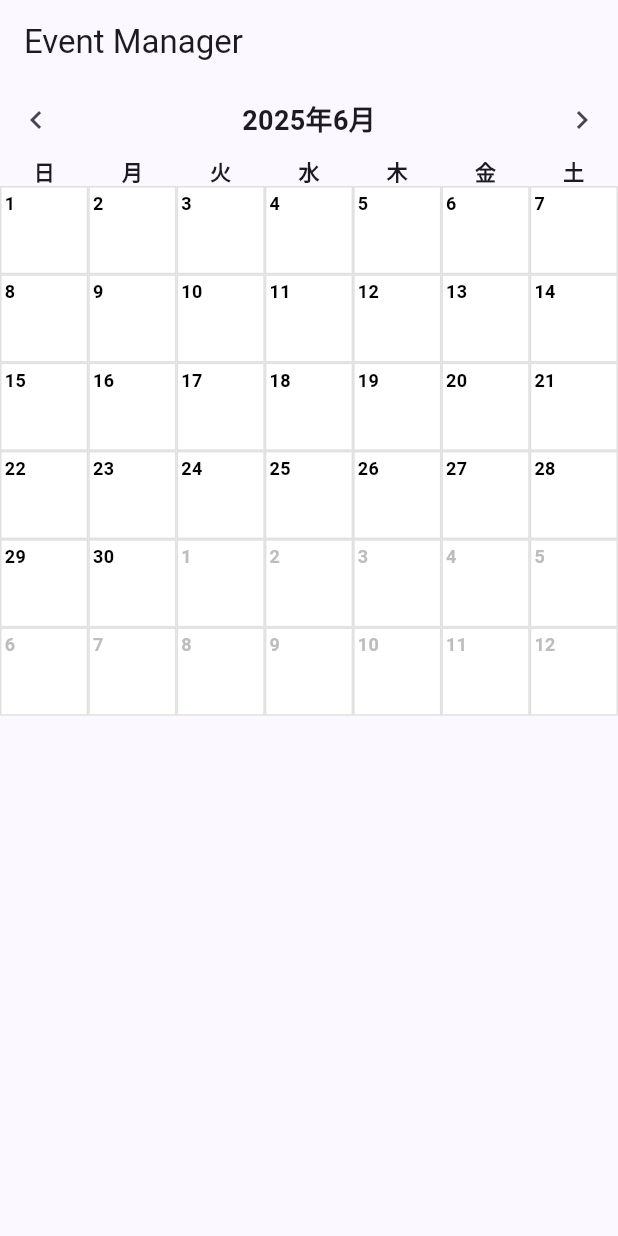
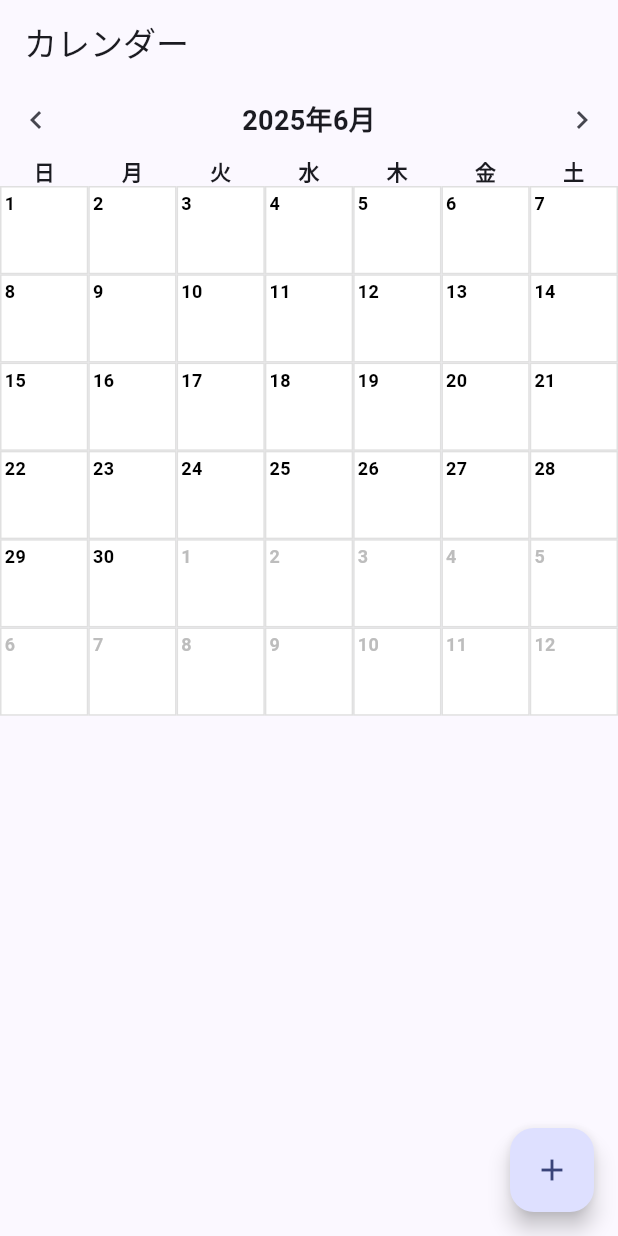
Before and after one commit to raikiri-jp/event_manager, a Flutter app: the screen it shows after launch, on a phone screen of 412 x 824 dp. Run offline on Flutter 3.47's test engine with Material 3 defaults, Android fonts, the light colour scheme and no system bars; our stand-ins replace flutter_riverpod, isar; missing offline and left inert: rrule; accounts and stored records are empty; generated files the repository leaves out were written again.

Commit message:
イベント追加ボタンを追加

```diff
--- a/lib/features/calendar/calendar_screen.dart
+++ b/lib/features/calendar/calendar_screen.dart
@@ -1,19 +1,58 @@
+import 'package:event_manager/features/calendar/event_list_screen.dart';
 import 'package:event_manager/features/calendar/widgets/custom_calendar.dart';
+import 'package:event_manager/features/event/event_form_screen.dart';
 import 'package:flutter/material.dart';
 
-class CalendarScreen extends StatelessWidget {
+class CalendarScreen extends StatefulWidget {
   const CalendarScreen({super.key});
+
+  @override
+  State<CalendarScreen> createState() => _CalendarScreenState();
+}
+
+class _CalendarScreenState extends State<CalendarScreen> {
+  bool _isNavigating = false;
 
   @override
   Widget build(BuildContext context) {
     return Scaffold(
-      appBar: AppBar(title: const Text('Event Manager')),
+      appBar: AppBar(title: const Text('カレンダー')),
       body: CustomCalendar(
         initialMonth: DateTime.now(),
-        onDateTap: (selectedDate) {
-          // ここで詳細画面に遷移など
-        },
+        onDateTap: _handleDateTap,
+      ),
+      floatingActionButton: FloatingActionButton(
+        onPressed: _handleAddEvent,
+        tooltip: 'イベントを追加',
+        child: Icon(Icons.add),
       ),
     );
   }
+
+  void _handleDateTap(DateTime selectedDate) async {
+    if (_isNavigating) return;
+    _isNavigating = true;
+
+    await Navigator.push(
+      context,
+      MaterialPageRoute(
+        builder: (_) => EventListScreen(selectedDate: selectedDate),
+      ),
+    );
+    _isNavigating = false;
+  }
+
+  void _handleAddEvent() async {
+    if (_isNavigating) return;
+    _isNavigating = true;
+
+    await Navigator.push(
+      context,
+      MaterialPageRoute(
+        builder: (_) => const EventFormScreen(), // イベント作成画面
+      ),
+    );
+    // TODO: DB変更があれば setState() などで再描画
+    _isNavigating = false;
+  }
 }
```
